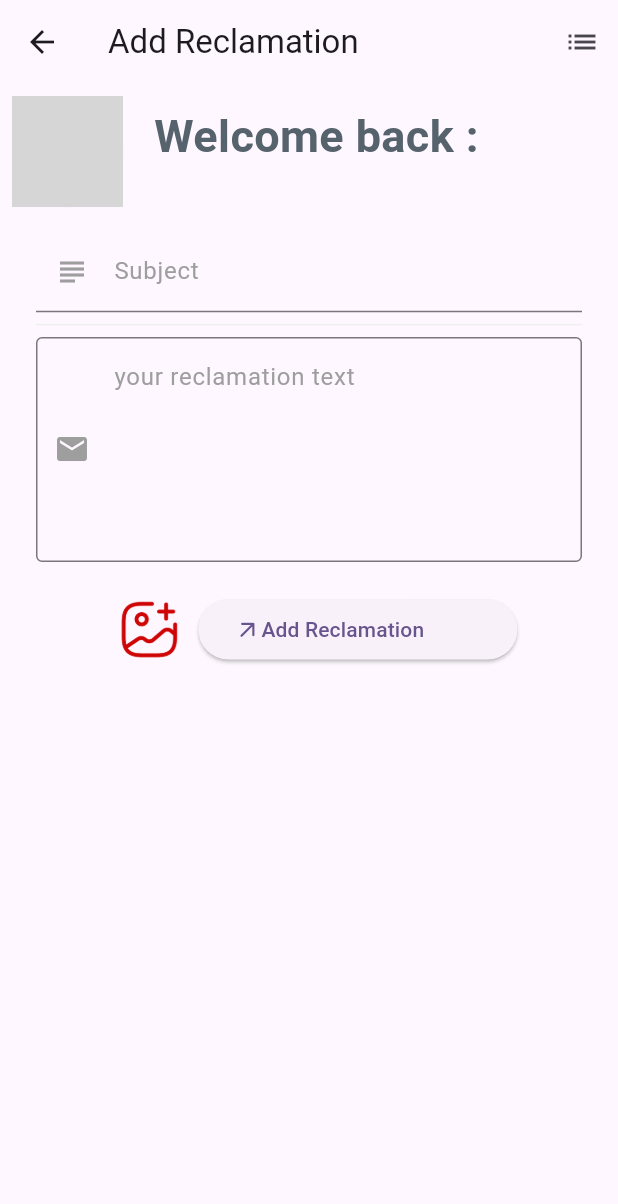
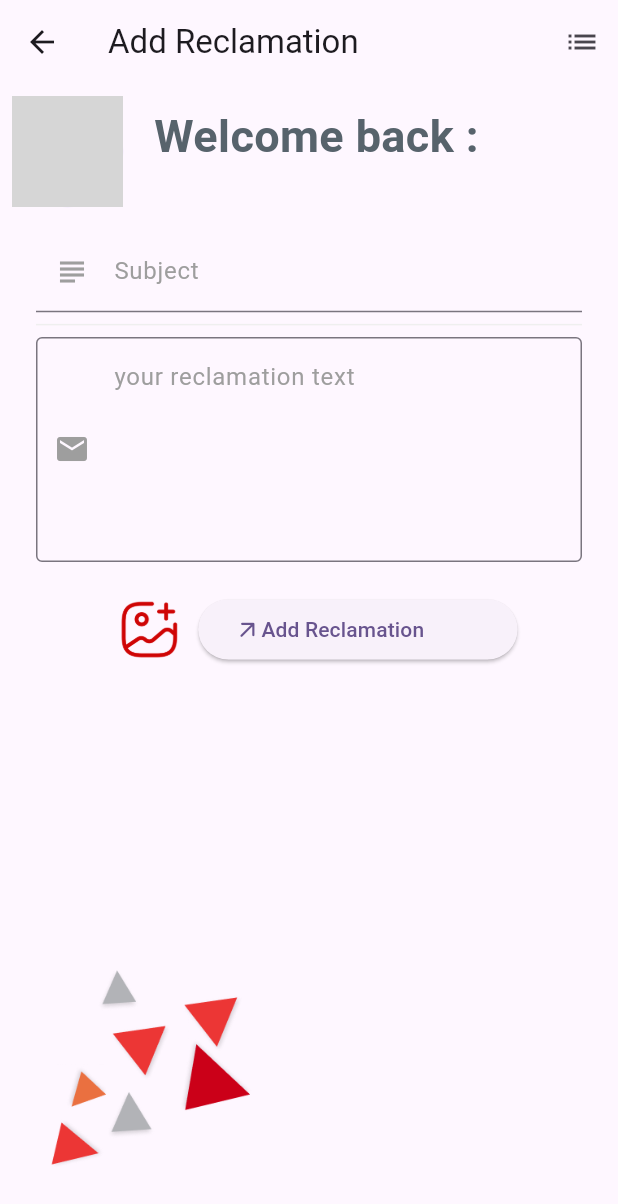
Before and after one commit to Reclamation-ESPRIT/frontEnd, a Flutter app: the AddReclamationScreen screen opened directly with empty values, on a phone screen of 412 x 824 dp. Shown: the top 1204 px of the screen. Run offline on Flutter 3.47's test engine with Material 3 defaults, Android fonts, the light colour scheme and no system bars; our stand-ins replace flutter_animate, google_sign_in, image_picker, shared_preferences; accounts and stored records are empty; network calls fail; grey boxes are pictures that could not be loaded.

Commit message:
version beta

```diff
--- a/lib/screen/reclamation/reclamation_add.dart
+++ b/lib/screen/reclamation/reclamation_add.dart
@@ -27,16 +27,6 @@ class AddReclamationScreenState extends State<AddReclamationScreen> {
   final TextEditingController msgController = TextEditingController();
 
   File? image;
-  Future pickImage() async {
-    try {
-      final image = await ImagePicker().pickImage(source: ImageSource.gallery);
-      if (image == null) return;
-      final imageTemp = File(image.path);
-      setState(() => this.image = imageTemp);
-    } on PlatformException catch (e) {
-      throw Exception('Failed to pick image $e');
-    }
-  }
 
   @override
   Widget build(BuildContext context) {
@@ -57,6 +47,9 @@ class AddReclamationScreenState extends State<AddReclamationScreen> {
         ),
         body: Padding(
           padding: const EdgeInsets.all(8.0),
+          child: Stack(
+            children: [
+              SingleChildScrollView(
                 child: Column(
                   children: [
                     Row(
@@ -160,12 +153,14 @@ class AddReclamationScreenState extends State<AddReclamationScreen> {
                                     child: Column(
                                       children: [
                                         Row(
-                                    mainAxisAlignment: MainAxisAlignment.center,
+                                          mainAxisAlignment:
+                                              MainAxisAlignment.center,
                                           children: [
                                             TextButton(
                                               child: Image.asset(
                                                 "assets/icons/gallery.png",
-                                          width: constraints.maxWidth * 0.1,
+                                                width:
+                                                    constraints.maxWidth * 0.1,
                                               ),
                                               onPressed: () => pickImage(),
                                             ),
@@ -190,7 +185,8 @@ class AddReclamationScreenState extends State<AddReclamationScreen> {
                                   )
                                 : Center(
                                     child: Row(
-                                mainAxisAlignment: MainAxisAlignment.center,
+                                      mainAxisAlignment:
+                                          MainAxisAlignment.center,
                                       children: [
                                         TextButton(
                                           child: Image.asset(
@@ -217,8 +213,31 @@ class AddReclamationScreenState extends State<AddReclamationScreen> {
                   ],
                 ),
               ),
+              Align(
+                alignment: Alignment.bottomLeft,
+                child: Image.asset(
+                  fit: BoxFit.cover,
+                  width: constraints.maxWidth * 0.4,
+                  height: constraints.maxHeight * 0.25,
+                  "assets/icons/design.png",
+                ),
+              ),
+            ],
+          ),
+        ),
       );
     });
+  }
+
+  Future pickImage() async {
+    try {
+      final image = await ImagePicker().pickImage(source: ImageSource.gallery);
+      if (image == null) return;
+      final imageTemp = File(image.path);
+      setState(() => this.image = imageTemp);
+    } on PlatformException catch (e) {
+      throw Exception('Failed to pick image $e');
+    }
   }
 }
 
```
Also changed, not shown: lib/screen/reclamation/reclamation_list_mobile.dart (+4 -3 lines). Lines whose indentation alone changed are shown as unchanged.
